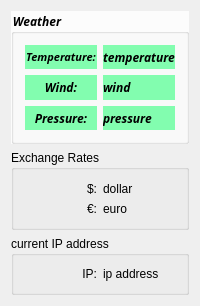
Above: mainwindow.ui from Ivanchik/DesktopHelperQT before the change. Below: the same form after it.
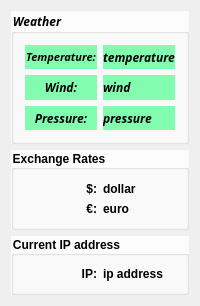
That is the form after the change. Icons and pictures are not drawn.

Commit message: Design Repair begun. 50%

```diff
--- a/mainwindow.ui
+++ b/mainwindow.ui
@@ -23,28 +23,19 @@
    <string notr="true">QWidget#centralWidget{
 	border-image: url(:/backgrounds/background.png);
 }
-QLabel#temperatureNameLabel{
+QLabel#temperatureNameLabel,QLabel#temperatureValueLabel,QLabel#pressureNameLabel,QLabel#pressureValueLabel,QLabel#windNameLabel,QLabel#windValueLabel{
 	background-color: rgba(70, 255, 138, 170);
 }
 QLabel#temperatureValueLabel{
 	background-color: rgba(70, 255, 138, 170);
 }
-QLabel#pressureNameLabel{
-	background-color: rgba(70, 255, 138, 170);
-}
-QLabel#pressureValueLabel{
-	background-color: rgba(70, 255, 138, 170);
-}
-QLabel#windNameLabel{
-	background-color: rgba(70, 255, 138, 170);
-}
-QLabel#windValueLabel{
-	background-color: rgba(70, 255, 138, 170);
-}
-QGroupBox#weatherBox{
+
+QGroupBox#weatherBox,QGroupBox#exchangeRatesBox,QGroupBox#ipAddressBox{
 	
 	background-color: rgba(255, 255, 255, 200);
-}</string>
+}
+
+</string>
   </property>
   <property name="tabShape">
    <enum>QTabWidget::Rounded</enum>
@@ -202,14 +193,35 @@
     </item>
     <item>
      <widget class="QGroupBox" name="exchangeRatesBox">
+      <property name="font">
+       <font>
+        <weight>75</weight>
+        <bold>true</bold>
+       </font>
+      </property>
+      <property name="autoFillBackground">
+       <bool>false</bool>
+      </property>
       <property name="title">
        <string>Exchange Rates</string>
       </property>
+      <property name="flat">
+       <bool>true</bool>
+      </property>
+      <property name="checkable">
+       <bool>false</bool>
+      </property>
       <layout class="QHBoxLayout" name="horizontalLayout_2">
        <item>
         <layout class="QVBoxLayout" name="rateNamesLayout">
          <item>
           <widget class="QLabel" name="dollarNameLabel">
+           <property name="font">
+            <font>
+             <weight>75</weight>
+             <bold>true</bold>
+            </font>
+           </property>
            <property name="text">
             <string>$:</string>
            </property>
@@ -220,6 +232,12 @@
          </item>
          <item>
           <widget class="QLabel" name="euroNameLabel">
+           <property name="font">
+            <font>
+             <weight>75</weight>
+             <bold>true</bold>
+            </font>
+           </property>
            <property name="text">
             <string>€:</string>
            </property>
@@ -234,6 +252,12 @@
         <layout class="QVBoxLayout" name="rateValuesLayout">
          <item>
           <widget class="QLabel" name="dollarValueLabel">
+           <property name="font">
+            <font>
+             <weight>75</weight>
+             <bold>true</bold>
+            </font>
+           </property>
            <property name="text">
             <string>dollar</string>
            </property>
@@ -241,6 +265,12 @@
          </item>
          <item>
           <widget class="QLabel" name="euroValueLabel">
+           <property name="font">
+            <font>
+             <weight>75</weight>
+             <bold>true</bold>
+            </font>
+           </property>
            <property name="text">
             <string>euro</string>
            </property>
@@ -253,12 +283,27 @@
     </item>
     <item>
      <widget class="QGroupBox" name="ipAddressBox">
+      <property name="font">
+       <font>
+        <weight>75</weight>
+        <bold>true</bold>
+       </font>
+      </property>
       <property name="title">
-       <string>current IP address</string>
+       <string>Current IP address</string>
+      </property>
+      <property name="flat">
+       <bool>true</bool>
       </property>
       <layout class="QHBoxLayout" name="horizontalLayout_3">
        <item>
         <widget class="QLabel" name="ipAddressName">
+         <property name="font">
+          <font>
+           <weight>75</weight>
+           <bold>true</bold>
+          </font>
+         </property>
          <property name="text">
           <string>IP:</string>
          </property>
@@ -269,6 +314,12 @@
        </item>
        <item>
         <widget class="QLabel" name="ipAddressValue">
+         <property name="font">
+          <font>
+           <weight>75</weight>
+           <bold>true</bold>
+          </font>
+         </property>
          <property name="text">
           <string>ip address</string>
          </property>
```
